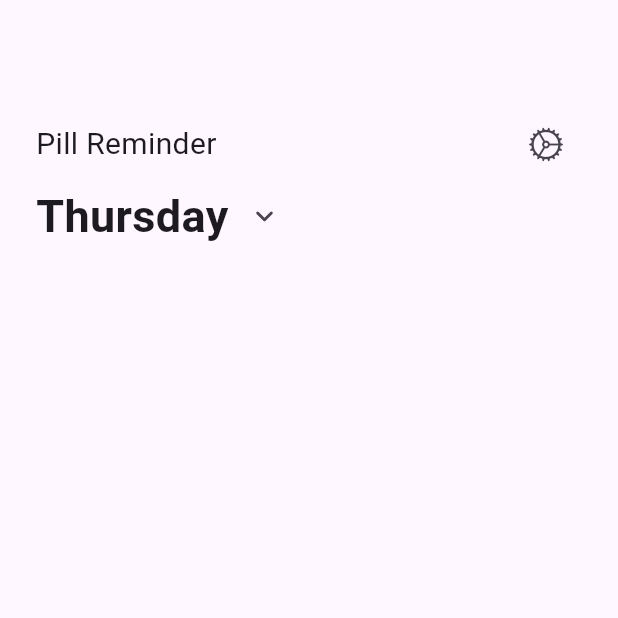
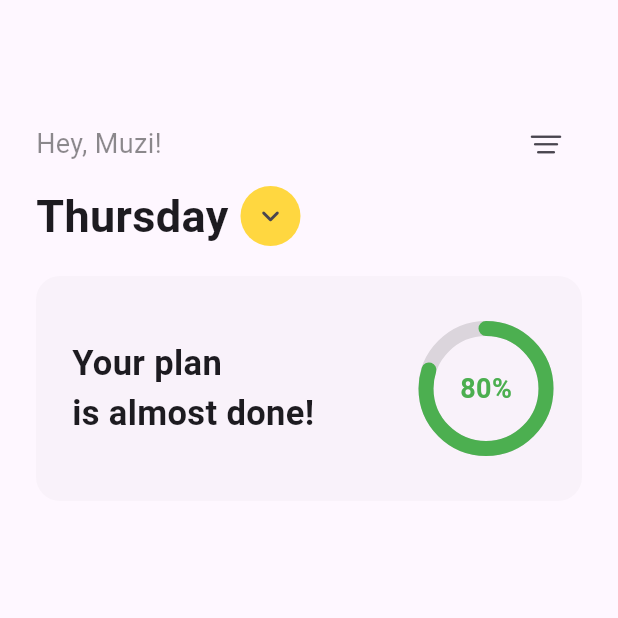
Before and after one commit to muzzammil763/Pill_Reminder_UI, a Flutter app: the screen it shows after launch, on a phone screen of 412 x 824 dp, the top half of it. Run offline on Flutter 3.47's test engine with Material 3 defaults, Android fonts, the light colour scheme and no system bars.

Commit message:
added some more components in home screen

```diff
--- a/lib/Screens/homescreen.dart
+++ b/lib/Screens/homescreen.dart
@@ -1,12 +1,18 @@
 import 'package:flutter/cupertino.dart';
 import 'package:flutter/material.dart';
+import 'package:flutter/services.dart';
 
 class HomeScreen extends StatelessWidget {
   const HomeScreen({super.key});
 
   @override
   Widget build(BuildContext context) {
-    return Scaffold(
+    return AnnotatedRegion(
+      value: const SystemUiOverlayStyle(
+        statusBarColor: Colors.transparent,
+        statusBarIconBrightness: Brightness.dark,
+      ),
+      child: Scaffold(
         body: Padding(
           padding: const EdgeInsets.only(
             left: 24,
@@ -19,16 +25,17 @@ class HomeScreen extends StatelessWidget {
               Row(
                 children: [
                   const Text(
-                  "Pill Reminder",
+                    "Hey, Muzi!",
                     style: TextStyle(
-                    fontSize: 20,
+                      fontSize: 18,
+                      color: Colors.black45,
                     ),
                   ),
                   const Spacer(),
                   IconButton(
                     onPressed: () {},
                     icon: const Icon(
-                    CupertinoIcons.settings_solid,
+                      CupertinoIcons.line_horizontal_3_decrease,
                     ),
                   ),
                 ],
@@ -42,7 +49,12 @@ class HomeScreen extends StatelessWidget {
                       fontSize: 30,
                     ),
                   ),
+                  const SizedBox(width: 4),
                   IconButton(
+                    style: ButtonStyle(
+                      backgroundColor: MaterialStateColor.resolveWith(
+                          (states) => Colors.amberAccent),
+                    ),
                     onPressed: () {},
                     icon: const Icon(
                       Icons.keyboard_arrow_down_rounded,
@@ -50,7 +62,64 @@ class HomeScreen extends StatelessWidget {
                   ),
                 ],
               ),
+              const SizedBox(height: 16),
+              Container(
+                height: 150,
+                width: double.infinity,
+                decoration: BoxDecoration(
+                  color: Colors.black.withOpacity(0.02),
+                  borderRadius: BorderRadius.circular(16),
+                ),
+                child: const Padding(
+                  padding: EdgeInsets.symmetric(horizontal: 24),
+                  child: Row(
+                    children: [
+                      SizedBox(
+                        height: 150,
+                        child: Center(
+                          child: Text(
+                            "Your plan\nis almost done!",
+                            style: TextStyle(
+                              fontSize: 23,
+                              fontWeight: FontWeight.bold,
+                            ),
+                          ),
+                        ),
+                      ),
+                      Spacer(),
+                      Stack(
+                        children: [
+                          SizedBox(
+                            height: 80,
+                            width: 80,
+                            child: CircularProgressIndicator(
+                              color: Colors.green,
+                              backgroundColor: Colors.black12,
+                              strokeWidth: 10,
+                              value: 80 / 100,
+                              strokeCap: StrokeCap.round,
+                            ),
+                          ),
+                          Positioned.fill(
+                            child: Center(
+                              child: Text(
+                                "80%",
+                                style: TextStyle(
+                                  fontWeight: FontWeight.bold,
+                                  fontSize: 18,
+                                  color: Colors.green,
+                                ),
+                              ),
+                            ),
+                          ),
                         ],
+                      ),
+                    ],
+                  ),
+                ),
+              ),
+            ],
+          ),
         ),
       ),
     );
```
Lines whose indentation alone changed are shown as unchanged.
